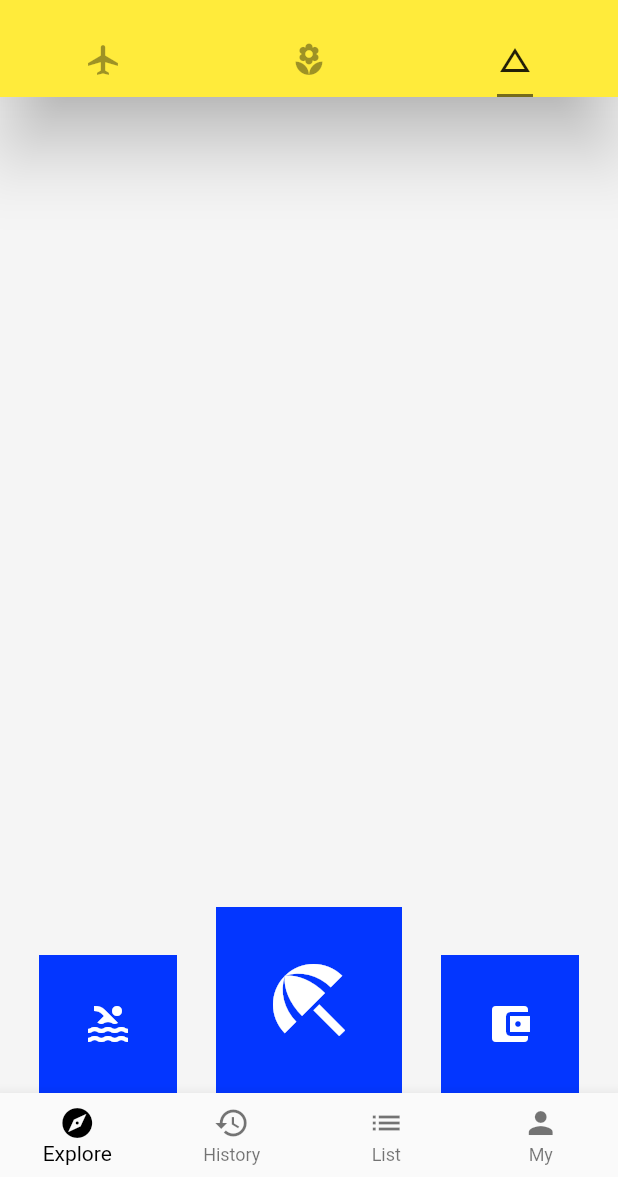
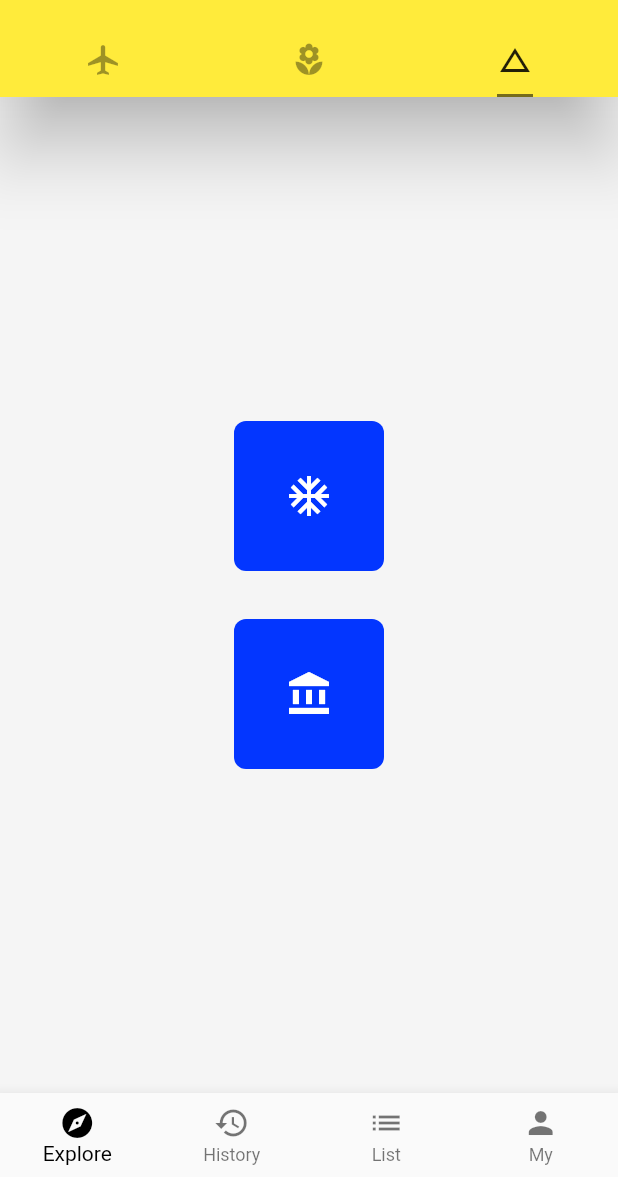
Before and after one commit to Mikejiawei/hello_flutter, a Flutter app: the screen it shows after launch, tab 3 chosen, on a phone screen of 412 x 824 dp, the part 59-1236 px from its top. Run offline on Flutter 3.47's test engine with Material 2 defaults, Android fonts, the phone set to English and light mode, and no system bars; network calls fail.

Commit message:
use sizebox

```diff
--- a/lib/demo/layout_demo.dart
+++ b/lib/demo/layout_demo.dart
@@ -5,13 +5,34 @@ class LayoutDemo extends StatelessWidget {
   Widget build(BuildContext context) {
     // TODO: implement build
     return Container(
-      child: Row(
-        mainAxisAlignment: MainAxisAlignment.spaceEvenly,
-        crossAxisAlignment: CrossAxisAlignment.end,
+      child: Column(
+        mainAxisAlignment: MainAxisAlignment.center,
         children: <Widget>[
-          IconBadge(Icons.pool),
-          IconBadge(Icons.beach_access,size: 64.0),
-          IconBadge(Icons.account_balance_wallet)
+          SizedBox(
+            width: 100.0,
+            height: 100.0,
+            child: Container(
+              decoration: BoxDecoration(
+                color: Color.fromRGBO(3, 54, 255, 1.0),
+                borderRadius: BorderRadius.circular(8.0)
+              ),
+              child: Icon(Icons.ac_unit, color: Colors.white, size: 32.0),
+            ),
+          ),
+          SizedBox(
+            height: 32.0,
+          ),
+          SizedBox(
+            width: 100.0,
+            height: 100.0,
+            child: Container(
+              decoration: BoxDecoration(
+                color: Color.fromRGBO(3, 54, 255, 1.0),
+                borderRadius: BorderRadius.circular(8.0)
+              ),
+              child: Icon(Icons.account_balance, color: Colors.white, size: 32.0),
+            ),
+          )
         ],
       ),
     );
```
